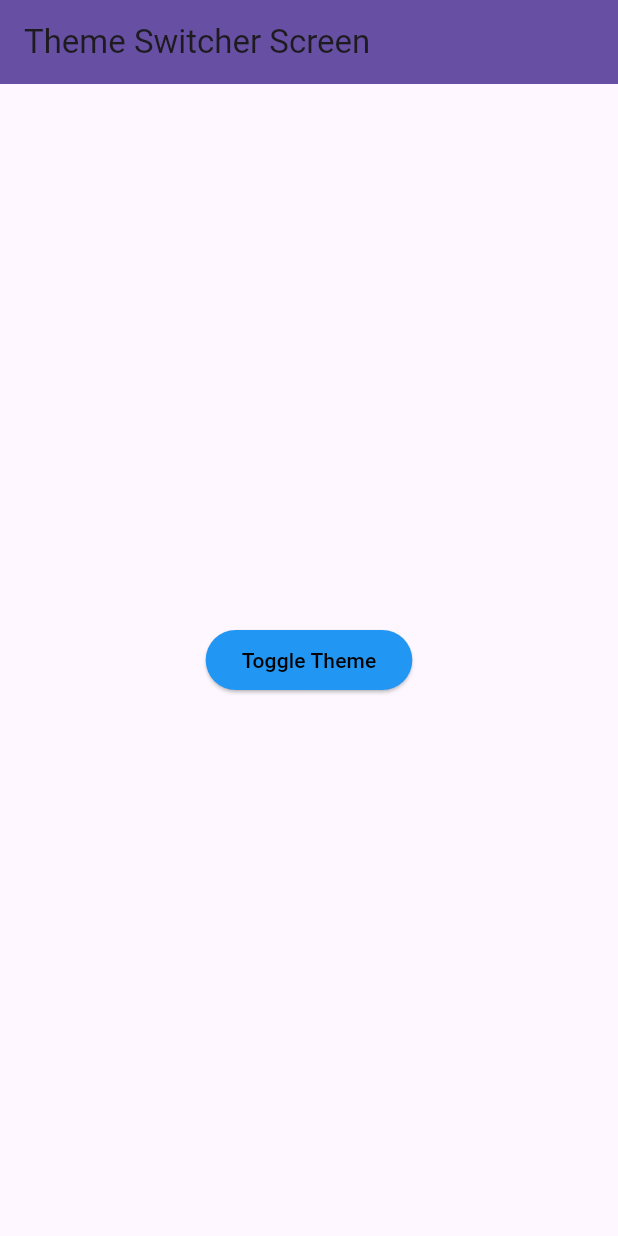
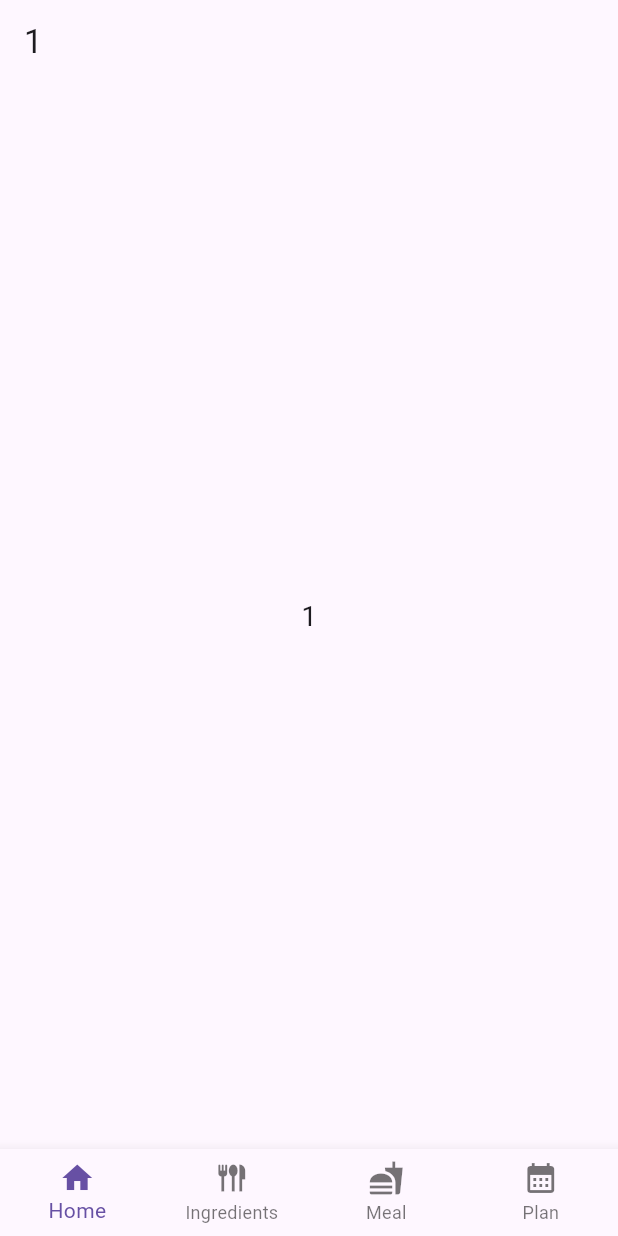
Before and after one commit to Nghia260104/pantrypal, a Flutter app: the screen it shows after launch, on a phone screen of 412 x 824 dp. Run offline on Flutter 3.47's test engine with Material 3 defaults, Android fonts, the phone set to English and light mode, and no system bars; our stand-ins replace get.

Commit message:
Add the root screen to wrap all the screens interacting with the nav bar. Add Strings file to contain immutable strings.

```diff
--- /dev/null
+++ b/lib/controllers/root_controller.dart
@@ -0,0 +1,13 @@
+import 'package:get/get.dart';
+import 'package:flutter/material.dart';
+
+class RootController extends GetxController {
+  // Optional for bottom nav index tracking
+  var selectedIndex = 0.obs;
+  var currentNavId = 1.obs;
+
+  void changeTab(int index) {
+    selectedIndex.value = index;
+    currentNavId.value = index + 1;
+  }
+}
--- /dev/null
+++ b/lib/core/strings/strings.dart
@@ -0,0 +1,44 @@
+class Strings {
+  static const String appName = 'PantryPal';
+  static const String appDescription = 'Your personal pantry manager';
+  static const String welcomeMessage = 'Welcome to PantryPal!';
+  static const String addItem = 'Add Item';
+  static const String removeItem = 'Remove Item';
+  static const String updateItem = 'Update Item';
+  static const String viewItems = 'View Items';
+  static const String settings = 'Settings';
+  static const String aboutUs = 'About Us';
+  static const String contactUs = 'Contact Us';
+  static const String privacyPolicy = 'Privacy Policy';
+  static const String termsOfService = 'Terms of Service';
+  static const String feedback = 'Feedback';
+  static const String search = 'Search';
+  static const String noItemsFound = 'No items found';
+  static const String itemName = 'Item Name';
+  static const String itemQuantity = 'Item Quantity';
+  static const String itemCategory = 'Item Category';
+  static const String itemExpirationDate = 'Item Expiration Date';
+  static const String itemLocation = 'Item Location';
+  static const String itemNotes = 'Item Notes';
+  static const String itemAdded = 'Item added successfully';
+  static const String itemUpdated = 'Item updated successfully';
+  static const String itemRemoved = 'Item removed successfully';
+  static const String itemNotFound = 'Item not found';
+  static const String error = 'Error';
+  static const String success = 'Success';
+  static const String loading = 'Loading...';
+  static const String save = 'Save';
+  static const String cancel = 'Cancel';
+  static const String delete = 'Delete';
+  static const String yes = 'Yes';
+  static const String no = 'No';
+  static const String ok = 'OK';
+  static const String retry = 'Retry';
+  static const String home = 'Home';
+  static const String ingredients = 'Ingredients';
+  static const String recipes = 'Recipes';
+  static const String shoppingList = 'Shopping List';
+  static const String inventory = 'Inventory';
+  static const String meal = 'Meal';
+  static const String plan = 'Plan';
+}
--- a/lib/main.dart
+++ b/lib/main.dart
@@ -3,6 +3,7 @@ import 'package:get/get.dart';
 import 'package:pantrypal/controllers/settings/theme_controller.dart';
 import 'package:pantrypal/core/theme/app_theme.dart';
 import 'package:pantrypal/core/theme/theme_colors.dart';
+import 'package:pantrypal/screens/root.dart';
 
 void main() {
   runApp(MyApp());
@@ -10,6 +11,8 @@ void main() {
 
 class MyApp extends StatelessWidget {
   final ThemeController themeController = Get.put(ThemeController());
+
+  MyApp({super.key});
 
   // This widget is the root of your application.
   // @override
@@ -44,7 +47,7 @@ class MyApp extends StatelessWidget {
             theme: AppTheme.light,
             darkTheme: AppTheme.dark,
             themeMode: themeController.themeMode.value,
-            home: ThemeSwitcherScreen(),
+            home: RootScreen(),
           ));
     }
 }
@@ -52,6 +55,8 @@ class MyApp extends StatelessWidget {
 /// Test screen to test the theme switcher
 class ThemeSwitcherScreen extends StatelessWidget {
   final ThemeController themeController = Get.find<ThemeController>();
+
+  ThemeSwitcherScreen({super.key});
 
   @override
   Widget build(BuildContext context) {
--- /dev/null
+++ b/lib/screens/place_holder_screen.dart
@@ -0,0 +1,22 @@
+import 'package:flutter/material.dart';
+
+class PlaceHolderScreen extends StatelessWidget {
+  final String title;
+
+  const PlaceHolderScreen({super.key, required this.title});
+
+  @override
+  Widget build(BuildContext context) {
+    return Scaffold(
+      appBar: AppBar(
+        title: Text(title),
+      ),
+      body: Center(
+        child: Text(
+          title,
+          style: TextStyle(fontSize: 18),
+        ),
+      ),
+    );
+  }
+}
--- /dev/null
+++ b/lib/screens/root.dart
@@ -0,0 +1,71 @@
+import 'package:flutter/material.dart';
+import 'package:get/get.dart';
+import 'package:pantrypal/screens/place_holder_screen.dart';
+import 'package:pantrypal/widgets/custom_bottom_nav_bar.dart';
+import 'package:pantrypal/controllers/root_controller.dart';
+
+class RootScreen extends StatelessWidget {
+  const RootScreen({super.key});
+
+  @override
+  Widget build(BuildContext context) {
+    final controller = Get.put(RootController());
+
+    return Scaffold(
+    //   appBar: CustomAppBar(
+    //     title: 'App',
+    //     onBack: () {
+    //       if (Get.nestedKey(1)!.currentState!.canPop()) {
+    //         Get.back(id: 1);
+    //       }
+    //     },
+    //   ),
+      body: Obx(() => IndexedStack(
+        index: controller.selectedIndex.value,
+        children: [
+          Navigator(
+            key: Get.nestedKey(1),
+            onGenerateRoute: (settings) {
+              return GetPageRoute(
+                settings: settings,
+                page: () => const PlaceHolderScreen(title: '1',),
+              );
+            },
+          ),
+          Navigator(
+            key: Get.nestedKey(2),
+            onGenerateRoute: (settings) {
+              return GetPageRoute(
+                settings: settings,
+                page: () => const PlaceHolderScreen(title: '2',),
+              );
+            },
+          ),
+          Navigator(
+            key: Get.nestedKey(3),
+            onGenerateRoute: (settings) {
+              return GetPageRoute(
+                settings: settings,
+                page: () => const PlaceHolderScreen(title: '3',),
+              );
+            },
+          ),
+          Navigator(
+            key: Get.nestedKey(4),
+            onGenerateRoute: (settings) {
+              return GetPageRoute(
+                settings: settings,
+                page: () => const PlaceHolderScreen(title: '4',),
+              );
+            },
+          ),
+          // Add more root-level tabs here
+        ],
+      )),
+      bottomNavigationBar: Obx(() => CustomBottomNavBar(
+        currentIndex: controller.selectedIndex.value,
+        onTap: controller.changeTab,
+      )),
+    );
+  }
+}
--- /dev/null
+++ b/lib/widgets/custom_bottom_nav_bar.dart
@@ -0,0 +1,48 @@
+import 'package:flutter/material.dart';
+import 'package:pantrypal/core/strings/strings.dart';
+
+class CustomBottomNavBar extends StatelessWidget {
+  final int currentIndex;
+  final Function(int) onTap;
+
+  const CustomBottomNavBar({super.key, required this.currentIndex, required this.onTap});
+
+  @override
+  Widget build(BuildContext context) {
+    return BottomNavigationBar(
+      currentIndex: currentIndex,
+      onTap: onTap,
+      type: BottomNavigationBarType.fixed,
+      items: [
+        BottomNavigationBarItem(
+          icon: Icon(
+            Icons.home,
+            size: 24
+          ),
+          label: Strings.home,
+        ),
+        BottomNavigationBarItem(
+          icon: Icon(
+            Icons.flatware,
+            size: 24
+          ),
+          label: Strings.ingredients,
+        ),
+        BottomNavigationBarItem(
+          icon: Icon(
+            Icons.fastfood,
+            size: 24
+          ),
+          label: Strings.meal,
+        ),
+        BottomNavigationBarItem(
+          icon: Icon(
+            Icons.calendar_month,
+            size: 24
+          ),
+          label: Strings.plan,
+        ),
+      ],
+    );
+  }
+}
```
Also changed, not shown: lib/controllers/home/home_controller.dart (added), 1 other file.
